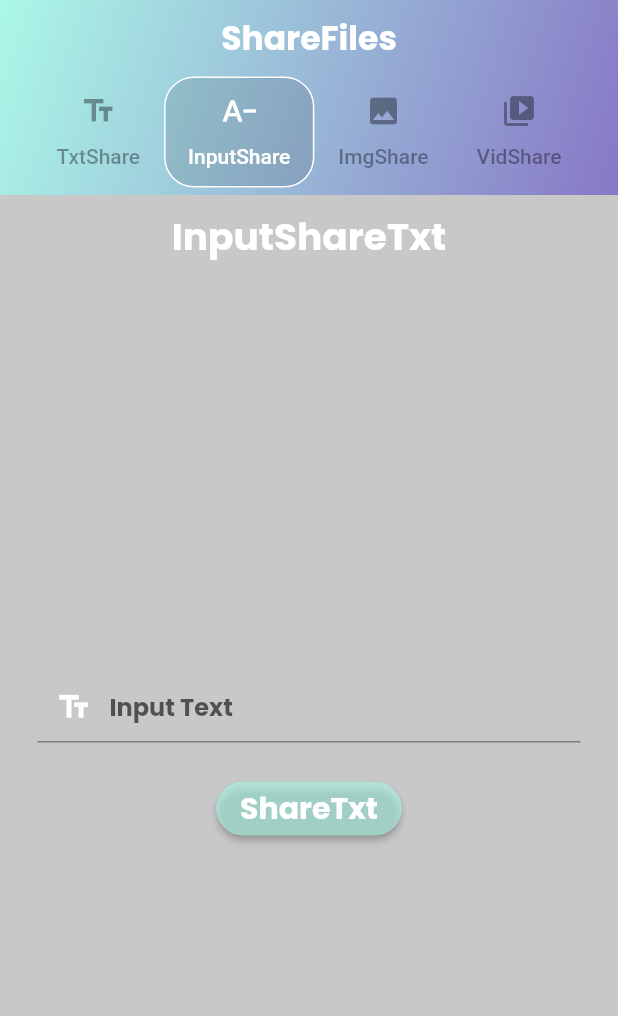
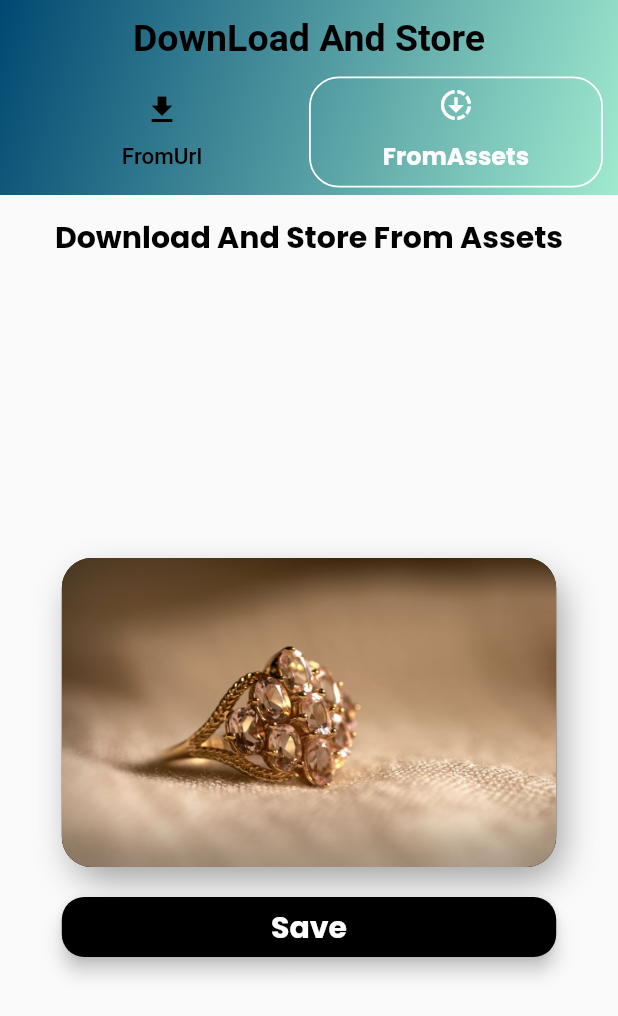
Before and after one commit to sahil078078/flutter_awesome_design, a Flutter app: the screen it shows after launch, tab 2 chosen, on a phone screen of 412 x 824 dp. Shown: the top 1016 px of the screen. Run offline on Flutter 3.47's test engine with Material 2 defaults, Android fonts, the phone set to English and light mode, and no system bars; our stand-ins replace carousel_slider, dio, file_picker, flutter_colorpicker, flutter_inset_box_shadow, flutter_signin_button and 6 more; missing offline and left inert: easy_actions; network calls fail; Roboto replaces fonts that are missing (Poly, Share).

Commit message:
download_and_store_localStorage

```diff
--- a/lib/May16_2022/ImageFileShare/Pages/input_textshare.dart
+++ b/lib/May16_2022/ImageFileShare/Pages/input_textshare.dart
@@ -2,10 +2,18 @@ import 'package:flutter/material.dart';
 import 'package:google_fonts/google_fonts.dart';
 import 'package:share_plus/share_plus.dart';
 
-class InputTxtShare extends StatelessWidget {
-  InputTxtShare({Key? key}) : super(key: key);
+class InputTxtShare extends StatefulWidget {
+  const InputTxtShare({Key? key}) : super(key: key);
+
+  @override
+  State<InputTxtShare> createState() => _InputTxtShareState();
+}
+
+class _InputTxtShareState extends State<InputTxtShare> {
   final GlobalKey<FormState> _globalKey = GlobalKey<FormState>();
+
   TextEditingController inputText = TextEditingController();
+
   @override
   Widget build(BuildContext context) {
     return Scaffold(
--- a/lib/May16_2022/ImageFileShare/home_screen.dart
+++ b/lib/May16_2022/ImageFileShare/home_screen.dart
@@ -75,12 +75,12 @@ class ShareFiles extends StatelessWidget {
             ],
           ),
         ),
-        body: TabBarView(
+        body: const TabBarView(
           children: [
-            const TextSharePage(),
+            TextSharePage(),
             InputTxtShare(),
-            const ImageSharePage(),
-            const VideoSharePage(),
+            ImageSharePage(),
+            VideoSharePage(),
           ],
         ),
       ),
--- /dev/null
+++ b/lib/May17_2022/DownloadAndStoreInLocalMemory/Pages/download_from_assets.dart
@@ -0,0 +1,119 @@
+import 'dart:developer';
+import 'dart:io';
+
+import 'package:flutter/material.dart';
+import 'package:flutter/services.dart';
+import 'package:gallery_saver/gallery_saver.dart';
+import 'package:google_fonts/google_fonts.dart';
+import 'package:path_provider/path_provider.dart';
+
+class DownloadFromAssetsAndStore extends StatelessWidget {
+  const DownloadFromAssetsAndStore({Key? key}) : super(key: key);
+  final String imageLink = 'assets/images/ring4.jpg';
+
+  @override
+  Widget build(BuildContext context) {
+    return Scaffold(
+      appBar: AppBar(
+        title: Text(
+          'Download And Store From Assets',
+          style: GoogleFonts.poppins(
+            fontWeight: FontWeight.bold,
+            fontSize: 20,
+            color: Colors.black,
+          ),
+        ),
+        centerTitle: true,
+        backgroundColor: Colors.transparent,
+        elevation: 0.0,
+      ),
+      body: Center(
+        child: Column(
+          mainAxisAlignment: MainAxisAlignment.center,
+          children: [
+            Container(
+              width: MediaQuery.of(context).size.width * 0.8,
+              height: MediaQuery.of(context).size.width * 0.5,
+              decoration: BoxDecoration(
+                borderRadius: BorderRadius.circular(20),
+                color: Colors.black,
+                boxShadow: const [
+                  BoxShadow(
+                    color: Colors.grey,
+                    offset: Offset(5, 10),
+                    blurRadius: 20,
+                    spreadRadius: -2,
+                  ),
+                ],
+              ),
+              child: ClipRRect(
+                borderRadius: BorderRadius.circular(20),
+                child: Image.asset(
+                  imageLink,
+                  fit: BoxFit.fill,
+                ),
+              ),
+            ),
+            const SizedBox(height: 20),
+            SizedBox(
+              width: MediaQuery.of(context).size.width * 0.8,
+              height: 40,
+              child: ElevatedButton(
+                onPressed: () async {
+                  await getImageFileFromAssets(imageLink);
+                  // this below code only fow showing snackbar after completing downloading task
+                  ScaffoldMessenger.of(context).showSnackBar(
+                    SnackBar(
+                      content: Row(
+                        children: const [
+                          Text('Download Complete'),
+                          Spacer(),
+                          Icon(Icons.done, color: Colors.white),
+                        ],
+                      ),
+                      action: SnackBarAction(label: 'Done', onPressed: () {}),
+                    ),
+                  );
+                },
+                style: ButtonStyle(
+                  shape: MaterialStateProperty.all(
+                    RoundedRectangleBorder(
+                      borderRadius: BorderRadius.circular(15),
+                    ),
+                  ),
+                  backgroundColor: MaterialStateProperty.all(Colors.black),
+                  elevation: MaterialStateProperty.all(5),
+                ),
+                child: Text(
+                  'Save',
+                  style: GoogleFonts.poppins(
+                    fontWeight: FontWeight.bold,
+                    fontSize: 20,
+                  ),
+                ),
+              ),
+            ),
+          ],
+        ),
+      ),
+    );
+  }
+
+  Future<void> getImageFileFromAssets(String link) async {
+    try {
+      final path = await getApplicationDocumentsDirectory();
+
+      final byteData = await rootBundle.load(link);
+
+      final file = '${path.path}/image.jpg';
+
+      await File(file).writeAsBytes(byteData.buffer.asInt8List());
+      log('path     : -> $path');
+      log('byteData : -> ${byteData.runtimeType}');
+      log('file     : -> ' + file);
+      await GallerySaver.saveImage(file).then((value) => log('Image Save'));
+    } catch (e) {
+      log("InCatch file : -> " + e.toString());
+    }
+  }
+}
--- /dev/null
+++ b/lib/May17_2022/DownloadAndStoreInLocalMemory/download_store_homescreen.dart
@@ -0,0 +1,73 @@
+import 'package:flutter/material.dart';
+import 'package:flutter_awesome_design/May17_2022/DownloadAndStoreInLocalMemory/Pages/download_from_assets.dart';
+import 'package:google_fonts/google_fonts.dart';
+
+import 'Pages/doanload_from_url.dart';
+
+class DoanloadAndStoreHomeScree extends StatelessWidget {
+  const DoanloadAndStoreHomeScree({Key? key}) : super(key: key);
+
+  @override
+  Widget build(BuildContext context) {
+    return DefaultTabController(
+      length: 2,
+      child: Scaffold(
+        appBar: AppBar(
+          flexibleSpace: Container(
+            decoration: const BoxDecoration(
+                gradient: LinearGradient(
+              begin: Alignment.topLeft,
+              end: Alignment.bottomRight,
+              colors: [Color(0xff014872), Color(0xffa0eacf)],
+            )),
+          ),
+          elevation: 0.0,
+          backgroundColor: Colors.black,
+          centerTitle: true,
+          title: Text(
+            'DownLoad And Store',
+            style: GoogleFonts.poly(
+              fontWeight: FontWeight.bold,
+              fontSize: 25,
+              color: Colors.black,
+            ),
+          ),
+          bottom: TabBar(
+            padding: const EdgeInsets.only(left: 10, right: 10, bottom: 5),
+            isScrollable: false,
+            unselectedLabelColor: Colors.black,
+            labelColor: Colors.white,
+            automaticIndicatorColorAdjustment: true,
+            indicatorSize: TabBarIndicatorSize.tab,
+            labelStyle:
+                GoogleFonts.poppins(fontWeight: FontWeight.bold, fontSize: 16),
+            unselectedLabelStyle: GoogleFonts.share(fontSize: 15),
+            indicator: BoxDecoration(
+              borderRadius: BorderRadius.circular(20),
+              border: Border.all(
+                color: Colors.white,
+                width: 1.2,
+              ),
+            ),
+            tabs: const [
+              Tab(
+                icon: Icon(Icons.download),
+                text: 'FromUrl',
+              ),
+              Tab(
+                icon: Icon(Icons.downloading_sharp),
+                text: 'FromAssets',
+              )
+            ],
+          ),
+        ),
+        body: TabBarView(
+          children: [
+            DownloadFromUrlAndStore(),
+            const DownloadFromAssetsAndStore(),
+          ],
+        ),
+      ),
+    );
+  }
+}
--- a/lib/main.dart
+++ b/lib/main.dart
@@ -1,5 +1,5 @@
 import 'package:flutter/material.dart';
-import 'May16_2022/ImageFileShare/home_screen.dart';
+import 'May17_2022/DownloadAndStoreInLocalMemory/download_store_homescreen.dart';
 
 void main() {
   runApp(const MyApp());
@@ -12,7 +12,7 @@ class MyApp extends StatelessWidget {
   Widget build(BuildContext context) {
     return const MaterialApp(
       debugShowCheckedModeBanner: false,
-      home: ShareFiles(),
+      home: DoanloadAndStoreHomeScree(),
     );
   }
 }
--- a/pubspec.yaml
+++ b/pubspec.yaml
@@ -50,6 +50,8 @@ dependencies:
   http: ^0.13.4
   file_picker: ^4.5.1
   image_picker: ^0.8.5+3
+  permission_handler: ^9.2.0
+  gallery_saver: ^2.3.1
 
 
 dev_dependencies:
```
Also changed, not shown: lib/May17_2022/DownloadAndStoreInLocalMemory/Pages/doanload_from_url.dart (added, +119 -0 lines), pubspec.lock, 1 other file.
